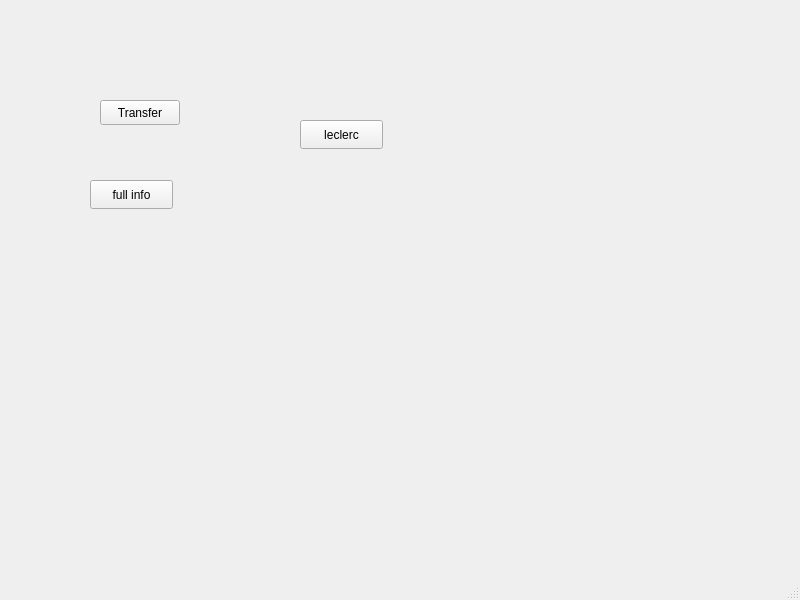
Above: Swift/mainwindow.ui from Hulahup01/BankSystem before the change. Below: the same form after it.
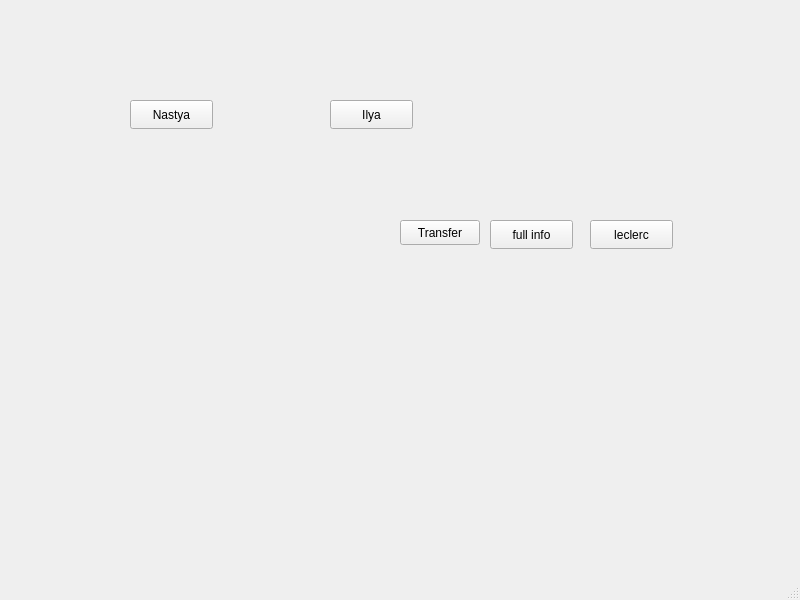
That is the form after the change.

```diff
--- a/Swift/mainwindow.ui
+++ b/Swift/mainwindow.ui
@@ -17,8 +17,8 @@
    <widget class="QPushButton" name="pushButton">
     <property name="geometry">
      <rect>
-      <x>100</x>
-      <y>100</y>
+      <x>400</x>
+      <y>220</y>
       <width>80</width>
       <height>25</height>
      </rect>
@@ -30,8 +30,8 @@
    <widget class="QPushButton" name="pushButton_2">
     <property name="geometry">
      <rect>
-      <x>300</x>
-      <y>120</y>
+      <x>590</x>
+      <y>220</y>
       <width>83</width>
       <height>29</height>
      </rect>
@@ -43,8 +43,8 @@
    <widget class="QPushButton" name="pushButton_3">
     <property name="geometry">
      <rect>
-      <x>90</x>
-      <y>180</y>
+      <x>490</x>
+      <y>220</y>
       <width>83</width>
       <height>29</height>
      </rect>
@@ -53,6 +53,32 @@
      <string>full info</string>
     </property>
    </widget>
+   <widget class="QPushButton" name="pushButton_4">
+    <property name="geometry">
+     <rect>
+      <x>130</x>
+      <y>100</y>
+      <width>83</width>
+      <height>29</height>
+     </rect>
+    </property>
+    <property name="text">
+     <string>Nastya</string>
+    </property>
+   </widget>
+   <widget class="QPushButton" name="pushButton_5">
+    <property name="geometry">
+     <rect>
+      <x>330</x>
+      <y>100</y>
+      <width>83</width>
+      <height>29</height>
+     </rect>
+    </property>
+    <property name="text">
+     <string>Ilya</string>
+    </property>
+   </widget>
   </widget>
   <widget class="QMenuBar" name="menubar">
    <property name="geometry">
```
